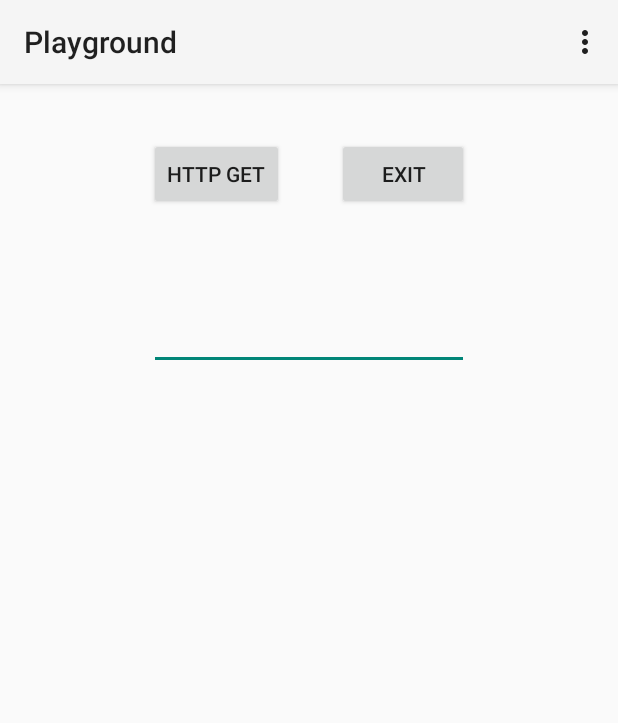
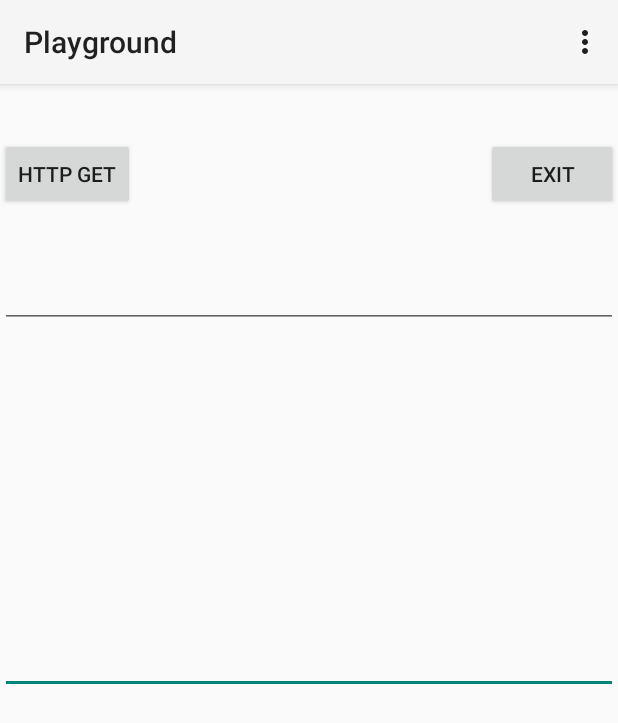
Before and after one commit to juliobetta/android-playground, an Android app: the screen it shows after launch (MainActivity), after a tap on "HTTP GET", on a phone screen of 412 x 824 dp. Shown: the top 723 px of the screen. Run offline under Robolectric (Android 15) with nearby library versions, the phone set to English and light mode, and no system bars; libraries missing offline, so code that uses them is left out: retrofit.client; 3 statements that could not run were skipped.

Commit message:
playing around

```diff
--- a/app/src/main/AndroidManifest.xml
+++ b/app/src/main/AndroidManifest.xml
@@ -4,8 +4,8 @@
 
     <uses-permission android:name="android.permission.INTERNET" />
 
-    <meta-data android:name="AA_DB_NAME" android:value="Datagenno_v2.db" />
-    <meta-data android:name="AA_DB_VERSION" android:value="1" />
+    <!--<meta-data android:name="AA_DB_NAME" android:value="Datagenno_v2.db" />-->
+    <!--<meta-data android:name="AA_DB_VERSION" android:value="1" />-->
 
     <application
         android:allowBackup="true"
--- a/app/src/main/java/com/datagenno/playground/MainActivity.java
+++ b/app/src/main/java/com/datagenno/playground/MainActivity.java
@@ -12,11 +12,13 @@ import android.widget.Button;
 import android.widget.EditText;
 import android.widget.Toast;
 
-import com.activeandroid.ActiveAndroid;
 import com.datagenno.playground.models.Disease;
 import com.datagenno.playground.services.DiseaseService;
 
+import retrofit.Callback;
 import retrofit.RestAdapter;
+import retrofit.RetrofitError;
+import retrofit.client.Response;
 
 
 public class MainActivity extends Activity {
@@ -24,20 +26,22 @@ public class MainActivity extends Activity {
     private Button exitButton;
     private Button httpGetButton;
     private EditText responseText;
+    private EditText diseaseId;
 
     @Override
     protected void onCreate(Bundle savedInstanceState) {
         super.onCreate(savedInstanceState);
         setContentView(R.layout.activity_my);
 
-        ActiveAndroid.initialize(this);
+//        ActiveAndroid.initialize(this);
 
         exitButton    = (Button)   findViewById(R.id.exitButton);
         httpGetButton = (Button)   findViewById(R.id.httpGet);
         responseText  = (EditText) findViewById(R.id.reponseText);
+        diseaseId     = (EditText) findViewById(R.id.diseaseId);
 
         exitButton.setOnClickListener(exit());
-        httpGetButton.setOnClickListener(getDisease(7));
+        httpGetButton.setOnClickListener(getDisease());
     }
 
 
@@ -63,50 +67,36 @@ public class MainActivity extends Activity {
     }
 
 
-    public EditText getResponseText() {
-        return this.responseText;
-    }
-
-
     /**
      * Get data from URL
-     * @param id disease' ID
      * @return View.OnClickListener
      */
-    private View.OnClickListener getDisease(final int id) {
+    private View.OnClickListener getDisease() {
         return new View.OnClickListener() {
             @Override
             public void onClick(View view) {
+                String uri = diseaseId.getText().toString();
+
                 RestAdapter rest = new RestAdapter.Builder()
                         .setEndpoint("http://www.datagenno.com")
                         .build();
 
                 DiseaseService service = rest.create(DiseaseService.class);
-                Disease        disease = service.showDisease(id);
+                service.showDisease(uri, new Callback<Disease>() {
+                    @Override
+                    public void success(Disease disease, Response response) {
+                        //for(Iterator<Object> sign = disease.signs.iterator(); sign.hasNext();) {
+                        //    responseText.append(sign.next().toString());
+                        //}
+                        responseText.append(disease.name);
+                    }
 
-                Toast.makeText(MainActivity.this, disease.name, Toast.LENGTH_LONG).show();
-            }
-        };
-    }
-
-
-    /**
-     * Get data from URL
-     * @param url
-     * @return View.OnClickListener
-     */
-    private View.OnClickListener getData(final String url) {
-        return new View.OnClickListener() {
-            @Override
-            public void onClick(View view) {
-                Http http = new Http(MainActivity.this);
-
-                try {
-                    http.sendGet(url);
-                } catch(Exception e) {
-                    Toast.makeText(MainActivity.this, e.getMessage(), Toast.LENGTH_LONG);
-                }
-
+                    @Override
+                    public void failure(RetrofitError error) {
+                        Toast.makeText(MainActivity.this, error.getMessage(), Toast.LENGTH_LONG)
+                             .show();
+                    }
+                });
             }
         };
     }
--- a/app/src/main/java/com/datagenno/playground/services/DiseaseService.java
+++ b/app/src/main/java/com/datagenno/playground/services/DiseaseService.java
@@ -2,6 +2,7 @@ package com.datagenno.playground.services;
 
 import com.datagenno.playground.models.Disease;
 
+import retrofit.Callback;
 import retrofit.http.GET;
 import retrofit.http.Path;
 
@@ -9,6 +10,6 @@ import retrofit.http.Path;
  * Created by juliobetta on 10/30/14.
  */
 public interface DiseaseService {
-    @GET("/diseases/show/{id}")
-    Disease showDisease(@Path("id") int disease);
+    @GET("/diseases/{id}.json")
+    void showDisease(@Path("id") String disease, Callback<Disease> callback);
 }
--- a/app/src/main/res/layout/activity_my.xml
+++ b/app/src/main/res/layout/activity_my.xml
@@ -15,13 +15,12 @@
         android:layout_alignEnd="@+id/reponseText" />
 
     <EditText
-        android:layout_width="wrap_content"
+        android:layout_width="fill_parent"
         android:layout_height="wrap_content"
         android:inputType="textMultiLine"
         android:ems="10"
         android:id="@+id/reponseText"
-        android:layout_marginTop="61dp"
-        android:layout_below="@+id/exitButton"
+        android:layout_centerVertical="true"
         android:layout_centerHorizontal="true" />
 
     <Button
@@ -32,4 +31,13 @@
         android:layout_alignTop="@+id/exitButton"
         android:layout_alignLeft="@+id/reponseText"
         android:layout_alignStart="@+id/reponseText" />
+
+    <EditText
+        android:layout_width="fill_parent"
+        android:layout_height="wrap_content"
+        android:id="@+id/diseaseId"
+        android:layout_below="@+id/exitButton"
+        android:layout_alignParentLeft="true"
+        android:layout_alignParentStart="true"
+        android:layout_marginTop="33dp" />
 </RelativeLayout>
```
Also changed, not shown: app/src/main/java/com/datagenno/playground/models/Disease.java (+12 -16 lines), 2 other files.
